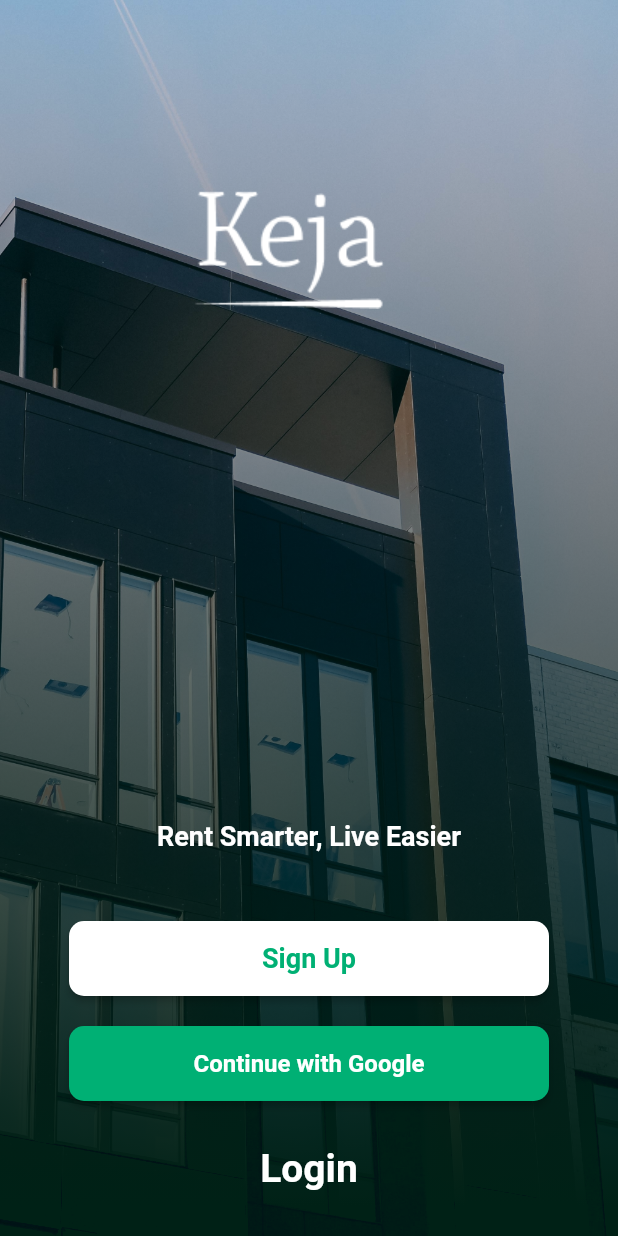
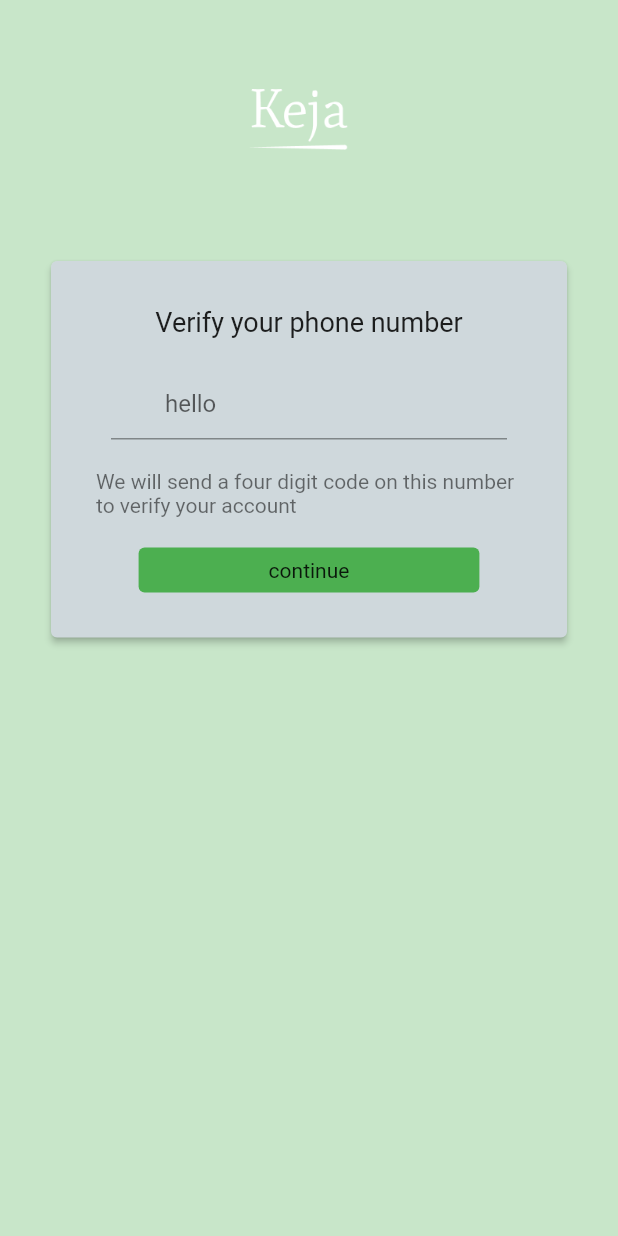
Before and after one commit to SrMoffat/keja-client, a Flutter app: the screen it shows after launch, after a tap on "Sign Up", on a phone screen of 412 x 824 dp. Run offline on Flutter 3.47's test engine with Material 2 defaults, Android fonts, the phone set to English and light mode, and no system bars.

Commit message:
create phone verification page

```diff
--- a/lib/screens/splash_screen.dart
+++ b/lib/screens/splash_screen.dart
@@ -1,4 +1,5 @@
 import 'package:flutter/material.dart';
+import 'package:keja/screens/verify_number_screen.dart';
 
 class SplashScreen extends StatelessWidget {
   final Color gradientStart = Colors.transparent;
@@ -16,7 +17,7 @@ class SplashScreen extends StatelessWidget {
                 end: Alignment.bottomCenter,
                 colors: [gradientStart, gradientEnd],
               ).createShader(
-                  Rect.fromLTRB(0, -140, rect.width, rect.height - 20));
+                  Rect.fromLTRB(0, -140, rect.width, rect.height-20));
             },
             blendMode: BlendMode.darken,
             child: Container(
@@ -69,7 +70,12 @@ class SplashScreen extends StatelessWidget {
                   minWidth: 320.0,
                   height: 50.0,
                   child: RaisedButton(
-                    onPressed: () {},
+                    onPressed: () {
+                      print("pressed");
+                      Navigator.push(context, MaterialPageRoute(builder: (BuildContext context) =>
+                          PhoneVerification()
+                        ));
+                    },
                     textColor: Color(0xff00B074),
                     color: Colors.white,
                     shape: RoundedRectangleBorder(
@@ -85,7 +91,7 @@ class SplashScreen extends StatelessWidget {
                           textAlign: TextAlign.center,
                         ),
                       ),
-                  ),
+                  )
                 ),
                 flex: 0,
               ),
--- /dev/null
+++ b/lib/screens/verify_number_screen.dart
@@ -0,0 +1,75 @@
+import 'package:flutter/material.dart';
+
+class PhoneVerification extends StatelessWidget {
+  const PhoneVerification({Key key}) : super(key: key);
+
+  @override
+  Widget build(BuildContext context) {
+    return Scaffold(
+      backgroundColor: Colors.green[100],
+      body: Column(
+        children: <Widget>[
+          Container(
+            child: Container(
+              child: Align(
+                alignment: FractionalOffset(0.5, 0.0),
+                child: Container(
+                  height: 50,
+                  margin: EdgeInsets.only(top: 50.0, bottom: 70.0),
+                  child: Image(
+                    image: AssetImage('assets/images/logo.png'),
+                    fit: BoxFit.fill,
+                  ),
+                ),
+              ),
+            ),
+          ),
+          Container(
+            width: MediaQuery.of(context).size.width - 60,
+            decoration: BoxDecoration(),
+            child: Card(
+              color: Colors.blueGrey[100],
+              elevation: 2,
+              child: Padding(
+                padding: const EdgeInsets.all(30.0),
+                child: Column(
+                  children: <Widget>[
+                    Text(
+                      "Verify your phone number",
+                      style: TextStyle(fontSize: 18, color: Colors.black87),
+                    ),
+                    Padding(
+                      padding: const EdgeInsets.symmetric(
+                          vertical: 20, horizontal: 10),
+                      child: TextField(
+                        decoration: InputDecoration(
+                            hintText: "hello", prefixText: "+254"),
+                      ),
+                    ),
+                    Text(
+                      "We will send a four digit code on this number to verify your account ",
+                      style: TextStyle(color: Colors.black54),
+                    ),
+                    SizedBox(height: 20,),
+                    InkWell(
+                      child: FractionallySizedBox(
+                          widthFactor: 0.8,
+                          child: Container(
+                              alignment: Alignment.center,
+                              height: 30,
+                              decoration: BoxDecoration(
+                                color: Colors.green,
+                                borderRadius: BorderRadius.circular(4)
+                              ),
+                              child: Text("continue"))),
+                    )
+                  ],
+                ),
+              ),
+            ),
+          )
+        ],
+      ),
+    );
+  }
+}
```
Lines whose indentation alone changed are shown as unchanged.
